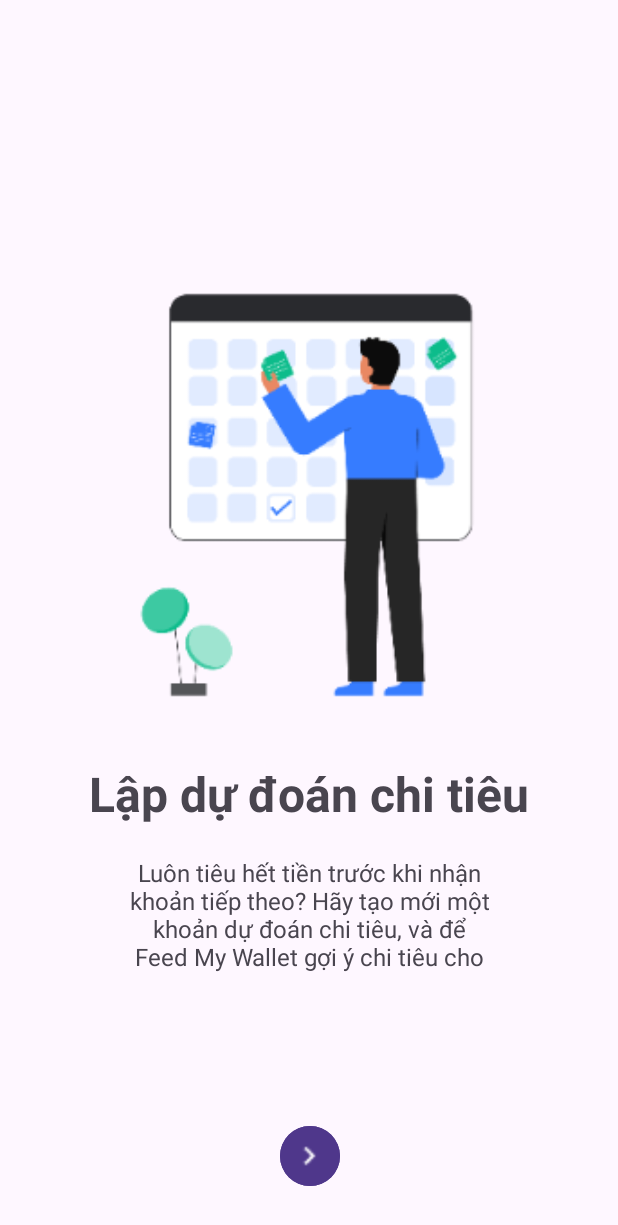
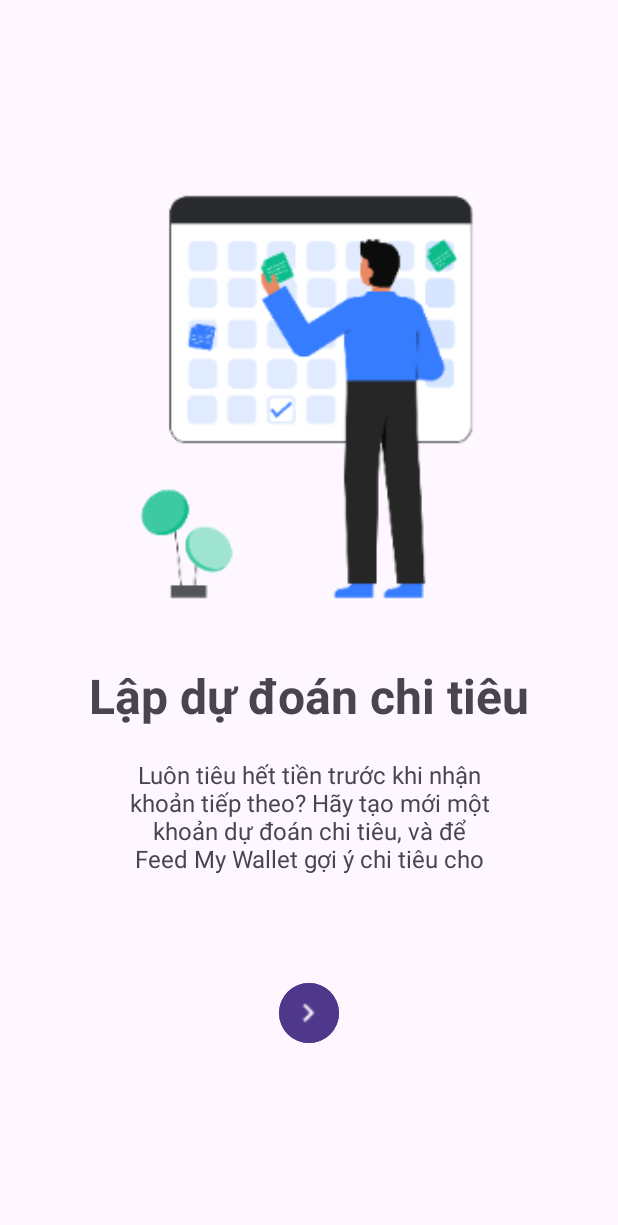
Before and after one commit to khanhworktime/financityFeedMyWallet, an Android app: the Slider_1 screen opened directly, with no data from a screen before it, after a tap on "Next", on a phone screen of 412 x 824 dp. Shown: the top 1225 px of the screen. Run offline under Robolectric (Android 15) with nearby library versions, the phone set to English and light mode, and no system bars.

Commit message:
slider_edited

```diff
--- a/app/src/main/java/com/financity/feedmywallet/Slider_1.java
+++ b/app/src/main/java/com/financity/feedmywallet/Slider_1.java
@@ -22,7 +22,6 @@ public class Slider_1 extends AppCompatActivity {
             public void onClick(View view) {
                 Intent i = new Intent(getApplicationContext(), Slider_2.class);
                 startActivity(i);
-                finish();
             }
         });
     }
--- a/app/src/main/java/com/financity/feedmywallet/Slider_2.java
+++ b/app/src/main/java/com/financity/feedmywallet/Slider_2.java
@@ -22,7 +22,6 @@ public class Slider_2 extends AppCompatActivity {
             public void onClick(View view) {
                 Intent i = new Intent(getApplicationContext(), Slider_3.class);
                 startActivity(i);
-                finish();
             }
         });
     }
--- a/app/src/main/res/layout/activity_slider2.xml
+++ b/app/src/main/res/layout/activity_slider2.xml
@@ -6,12 +6,19 @@
     android:layout_height="match_parent"
     tools:context=".Slider_2">
 
+    <androidx.constraintlayout.widget.ConstraintLayout
+        android:id="@+id/constraintLayout"
+        android:layout_width="wrap_content"
+        android:layout_height="wrap_content"
+        app:layout_constraintBottom_toBottomOf="parent"
+        app:layout_constraintEnd_toEndOf="parent"
+        app:layout_constraintStart_toStartOf="parent"
+        app:layout_constraintTop_toTopOf="parent">
+
         <ImageView
             android:id="@+id/iv_slide2"
             android:layout_width="300dp"
             android:layout_height="280dp"
-        android:layout_marginTop="190dp"
-        app:layout_constraintBottom_toTopOf="@+id/tv_slide1_title"
             app:layout_constraintEnd_toEndOf="parent"
             app:layout_constraintStart_toStartOf="parent"
             app:layout_constraintTop_toTopOf="parent"
@@ -51,8 +58,9 @@
             android:contentDescription="@string/next"
             app:icon="@drawable/navigate_next"
             app:iconTint="#FFFFFF"
-        app:layout_constraintBottom_toBottomOf="parent"
             app:layout_constraintEnd_toEndOf="@+id/tv_slide2_desc"
             app:layout_constraintStart_toStartOf="@+id/tv_slide2_desc"
             app:layout_constraintTop_toBottomOf="@+id/tv_slide2_desc" />
     </androidx.constraintlayout.widget.ConstraintLayout>
+
+</androidx.constraintlayout.widget.ConstraintLayout>
```
Also changed, not shown: app/src/main/res/layout/activity_slider3.xml (+10 -2 lines). Lines whose indentation alone changed are shown as unchanged.
